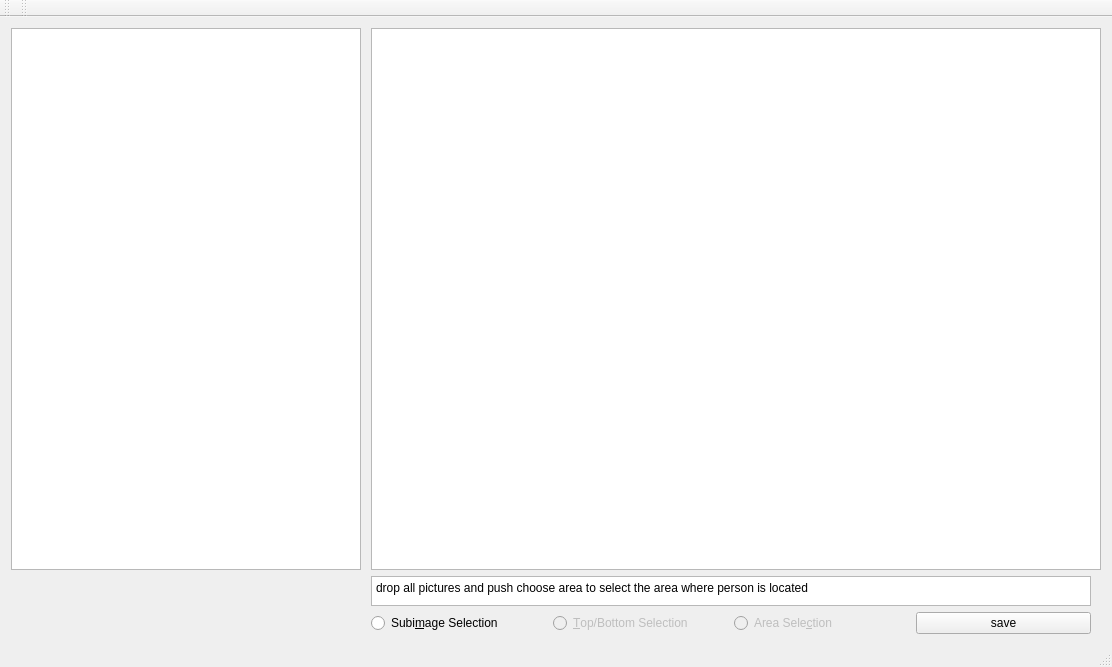
Qt form where_is_waldo/gui/mainwindow.ui (gvolk/where_is_waldo) before a commit.
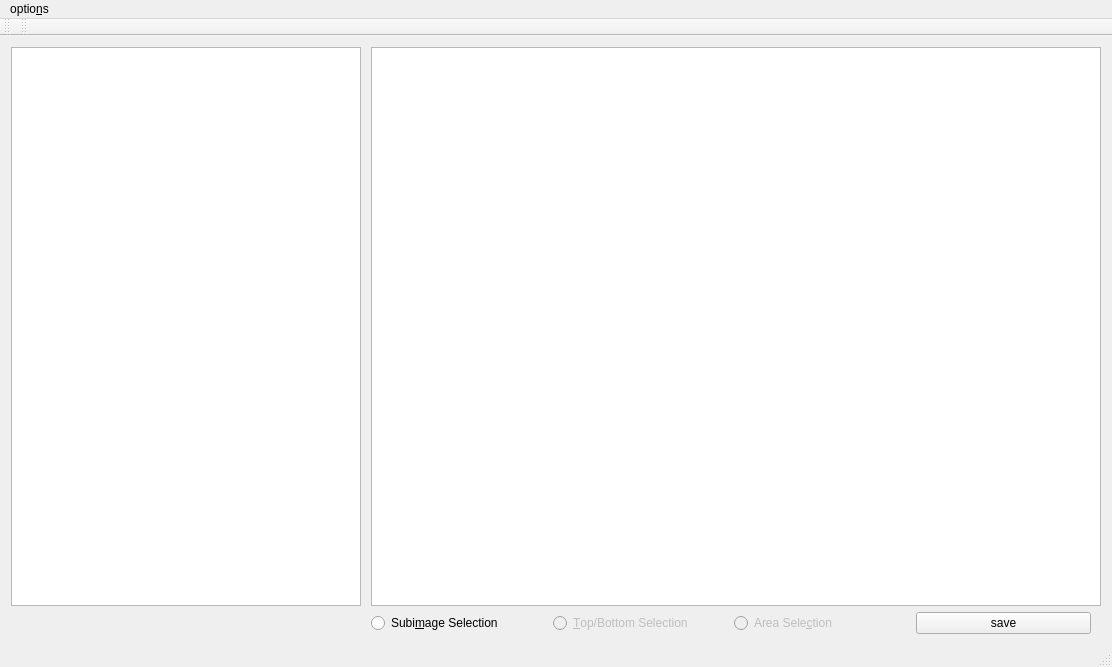
The same form after that commit. Custom widgets are drawn as their Qt base class.

Commit message: implemented function to mark waldo

The edit to the form file:
```diff
--- a/where_is_waldo/gui/mainwindow.ui
+++ b/where_is_waldo/gui/mainwindow.ui
@@ -90,32 +90,6 @@
       </item>
      </layout>
     </item>
-    <item>
-     <layout class="QHBoxLayout" name="horizontalLayout">
-      <property name="leftMargin">
-       <number>360</number>
-      </property>
-      <property name="rightMargin">
-       <number>10</number>
-      </property>
-      <item>
-       <widget class="QPlainTextEdit" name="plainTextEdit">
-        <property name="maximumSize">
-         <size>
-          <width>16777215</width>
-          <height>30</height>
-         </size>
-        </property>
-        <property name="readOnly">
-         <bool>true</bool>
-        </property>
-        <property name="plainText">
-         <string>drop all pictures and push choose area to select the area where person is located</string>
-        </property>
-       </widget>
-      </item>
-     </layout>
-    </item>
     <item>
      <layout class="QHBoxLayout" name="button_layout">
       <property name="leftMargin">
@@ -171,6 +145,26 @@
     </item>
    </layout>
   </widget>
+  <widget class="QStatusBar" name="statusBar"/>
+  <widget class="QToolBar" name="toolBar">
+   <property name="windowTitle">
+    <string>toolBar</string>
+   </property>
+   <attribute name="toolBarArea">
+    <enum>TopToolBarArea</enum>
+   </attribute>
+   <attribute name="toolBarBreak">
+    <bool>false</bool>
+   </attribute>
+  </widget>
+  <widget class="QToolBar" name="mainToolBar">
+   <attribute name="toolBarArea">
+    <enum>TopToolBarArea</enum>
+   </attribute>
+   <attribute name="toolBarBreak">
+    <bool>false</bool>
+   </attribute>
+  </widget>
   <widget class="QMenuBar" name="menuBar">
    <property name="geometry">
     <rect>
@@ -180,27 +174,49 @@
      <height>31</height>
     </rect>
    </property>
+   <widget class="QMenu" name="menuWaldo">
+    <property name="title">
+     <string>optio&amp;ns</string>
+    </property>
+    <addaction name="actionSelect_waldo"/>
+    <addaction name="actionMark_waldo"/>
+    <addaction name="actionFind_waldo"/>
+    <addaction name="actionLoad_training_data"/>
+   </widget>
+   <addaction name="menuWaldo"/>
   </widget>
-  <widget class="QToolBar" name="mainToolBar">
-   <attribute name="toolBarArea">
-    <enum>TopToolBarArea</enum>
-   </attribute>
-   <attribute name="toolBarBreak">
-    <bool>false</bool>
-   </attribute>
-  </widget>
-  <widget class="QStatusBar" name="statusBar"/>
-  <widget class="QToolBar" name="toolBar">
-   <property name="windowTitle">
-    <string>toolBar</string>
+  <action name="actionSelect_waldo">
+   <property name="text">
+    <string>&amp;select waldo</string>
    </property>
-   <attribute name="toolBarArea">
-    <enum>TopToolBarArea</enum>
-   </attribute>
-   <attribute name="toolBarBreak">
-    <bool>false</bool>
-   </attribute>
-  </widget>
+   <property name="toolTip">
+    <string>select one image and then mark waldo</string>
+   </property>
+   <property name="whatsThis">
+    <string/>
+   </property>
+  </action>
+  <action name="actionMark_waldo">
+   <property name="text">
+    <string>&amp;mark training data</string>
+   </property>
+   <property name="toolTip">
+    <string>check all images and if waldo appears on it mark him</string>
+   </property>
+  </action>
+  <action name="actionFind_waldo">
+   <property name="text">
+    <string>&amp;find waldo</string>
+   </property>
+   <property name="toolTip">
+    <string>find waldo in all images in the left lies</string>
+   </property>
+  </action>
+  <action name="actionLoad_training_data">
+   <property name="text">
+    <string>&amp;load saved data</string>
+   </property>
+  </action>
  </widget>
  <layoutdefault spacing="6" margin="11"/>
  <customwidgets>
```
Left out of the diff: 3 changed lines with no effect on the pictures. The commit also changes 3 other files.
